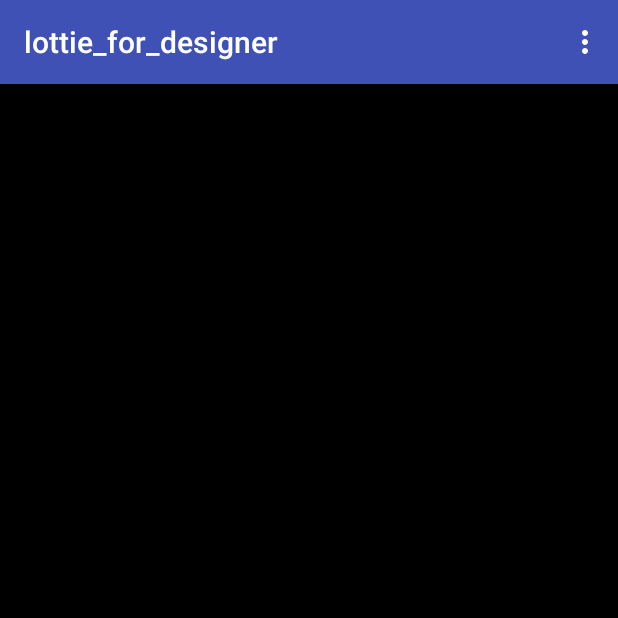
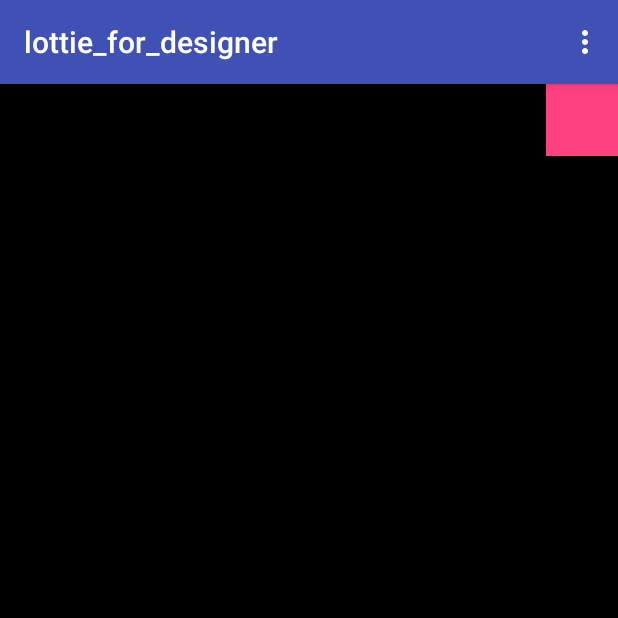
Before and after one commit to jinseongho/lottie_for_designer, an Android app: the screen it shows after launch (MainActivity), on a phone screen of 412 x 824 dp, the top half of it. Run offline under Robolectric (Android 15) with nearby library versions, the phone set to English and light mode, and no system bars; our stand-ins replace ButterKnife, data binding.

Commit message:
Support data binding

```diff
--- a/app/src/main/res/layout/activity_main.xml
+++ b/app/src/main/res/layout/activity_main.xml
@@ -1,5 +1,15 @@
 <?xml version="1.0" encoding="utf-8"?>
-<LinearLayout xmlns:android="http://schemas.android.com/apk/res/android"
+<layout xmlns:android="http://schemas.android.com/apk/res/android"
+    xmlns:tools="http://schemas.android.com/tools">
+
+    <data>
+
+        <variable
+            name="jsonData"
+            type="me.ingeni.lottie_for_designer.JsonData" />
+    </data>
+
+    <RelativeLayout
         android:layout_width="match_parent"
         android:layout_height="match_parent"
         android:background="@android:color/black">
@@ -9,4 +19,24 @@
             android:layout_width="wrap_content"
             android:layout_height="wrap_content" />
 
-</LinearLayout>
+        <TextView
+            android:layout_width="wrap_content"
+            android:layout_height="wrap_content"
+            android:layout_centerHorizontal="true"
+            android:layout_marginTop="10dp"
+            android:text="@{jsonData.fileName}"
+            android:textColor="@color/colorAccent"
+            tools:text="name" />
+
+
+        <ImageButton
+            android:id="@+id/bg_btn"
+            android:layout_width="48dp"
+            android:layout_height="48dp"
+            android:layout_alignParentRight="true"
+            android:layout_gravity="bottom"
+            android:background="@android:color/transparent"
+            android:src="@color/colorAccent" />
+
+    </RelativeLayout>
+</layout>
--- a/build.gradle
+++ b/build.gradle
@@ -5,7 +5,7 @@ buildscript {
         jcenter()
     }
     dependencies {
-        classpath 'com.android.tools.build:gradle:2.1.3'
+        classpath 'com.android.tools.build:gradle:2.3.0'
 
         // NOTE: Do not place your application dependencies here; they belong
         // in the individual module build.gradle files
```
Also changed, not shown: app/build.gradle (+6 -1 lines), app/src/main/java/me/ingeni/lottie_for_designer/JsonData.java (added, +23 -0 lines), app/src/main/java/me/ingeni/lottie_for_designer/MainActivity.java (+98 -106 lines), gradle/wrapper/gradle-wrapper.properties. Lines whose indentation alone changed are shown as unchanged.
